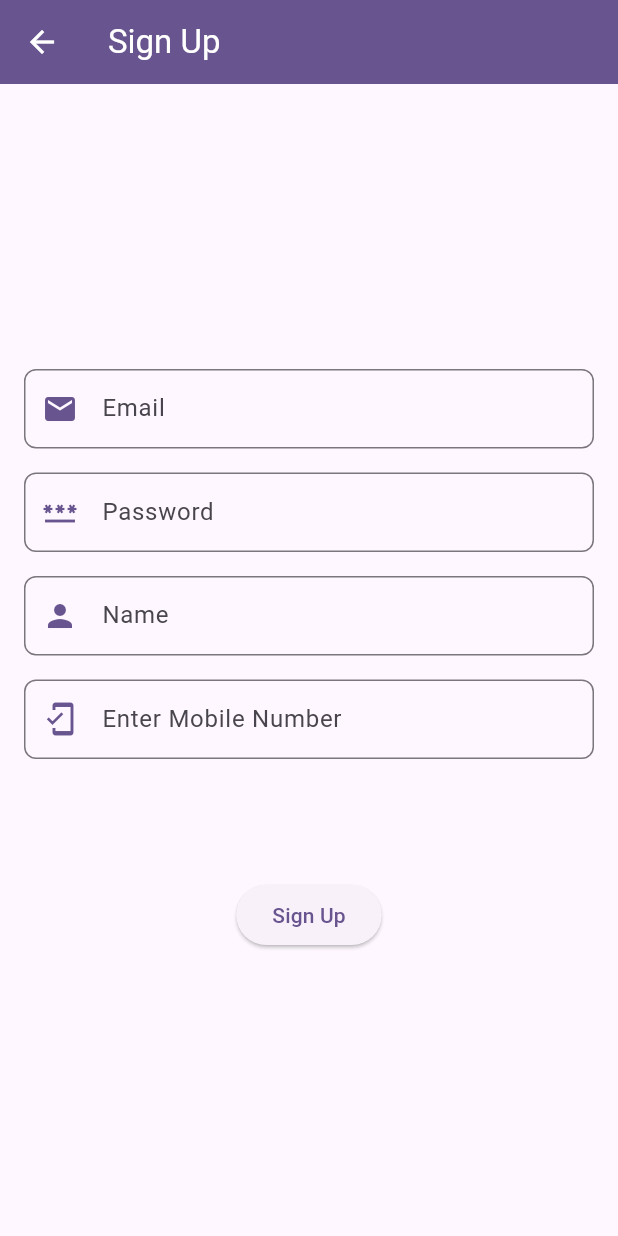
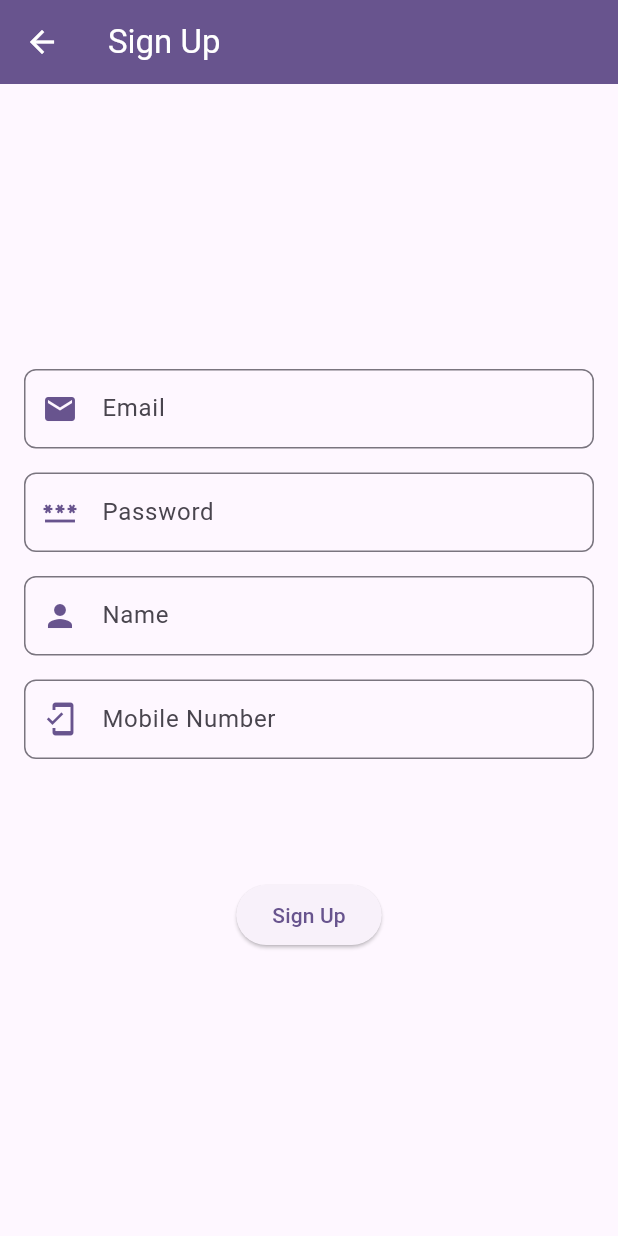
Before and after one commit to Omar-Aj/flutter_todo_project, a Flutter app: the SignupPage screen opened by its route, on a phone screen of 412 x 824 dp. Run offline on Flutter 3.47's test engine with Material 3 defaults, Android fonts, the phone set to English and light mode, and no system bars; our stand-ins replace firebase_auth, firebase_core, firebase_database, timer_count_down; accounts and stored records are empty; generated files the repository leaves out were written again; network calls fail.

Commit message:
Fix signup mobile number label

```diff
--- a/lib/pages/signup_page.dart
+++ b/lib/pages/signup_page.dart
@@ -97,7 +97,7 @@ class _SignupPageState extends State<SignupPage> {
               TextFormField(
                 controller: _mobileController,
                 decoration: InputDecoration(
-                  labelText: "Enter Mobile Number",
+                  labelText: "Mobile Number",
                   prefixIcon: const Icon(Icons.mobile_friendly),
                   prefixIconColor: colorScheme.primary,
                   border: OutlineInputBorder(
```
